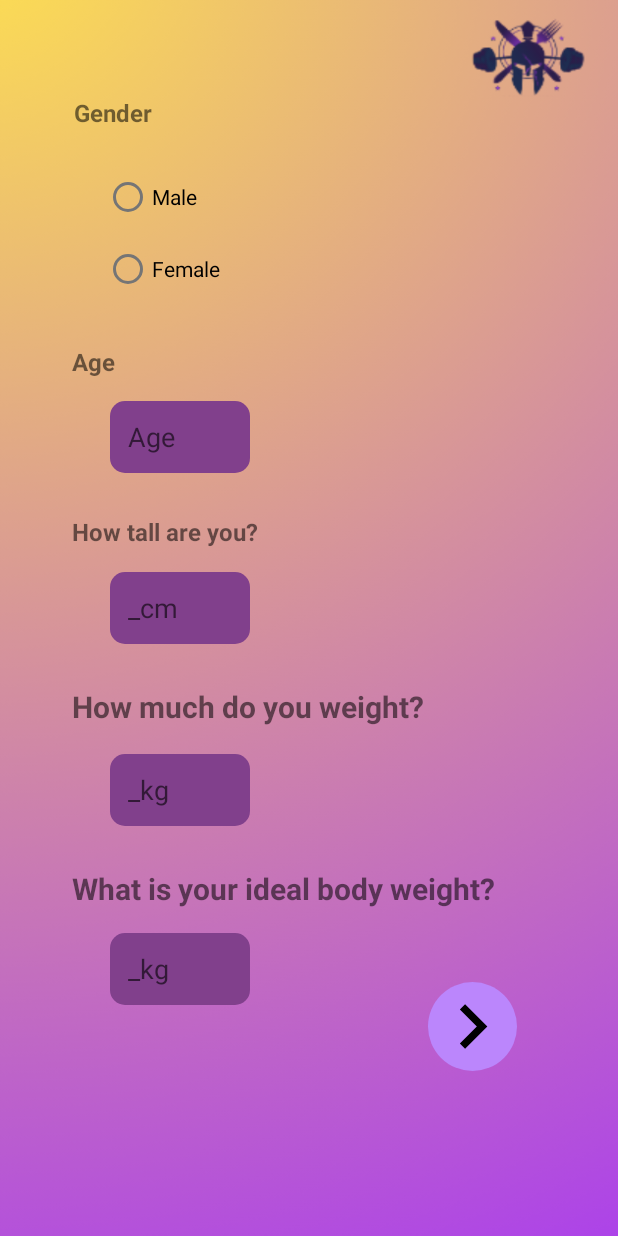
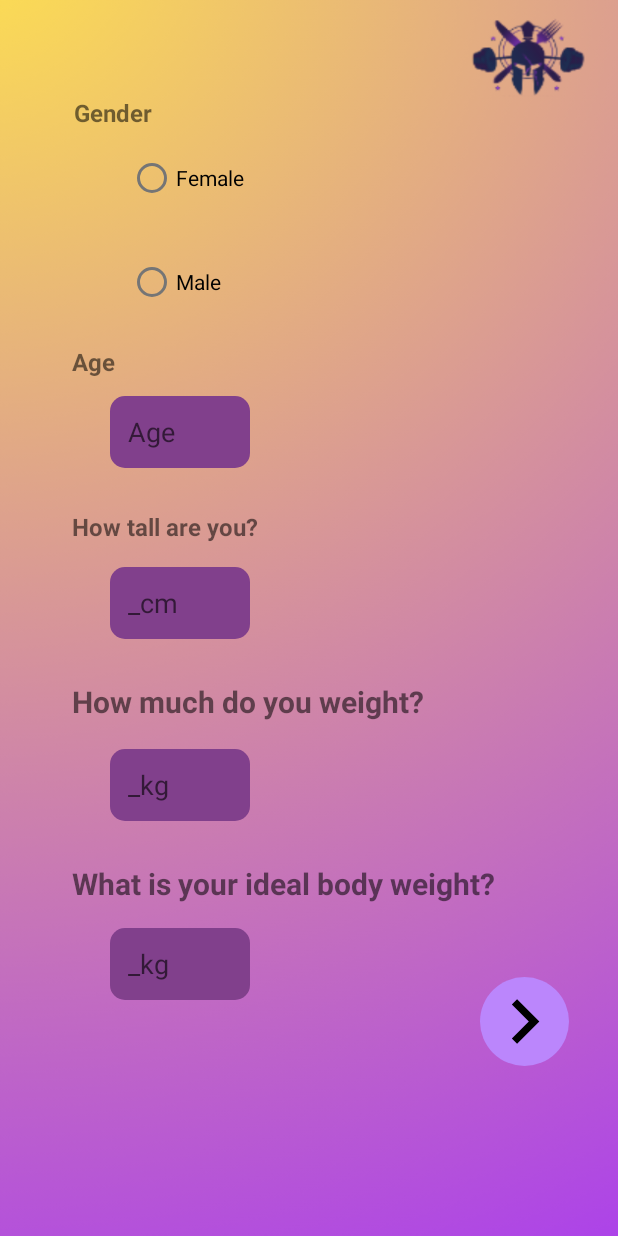
Before and after one commit to MIMIezno/abc, an Android app: the Onboarding3 screen opened directly, with no data from a screen before it, on a phone screen of 412 x 824 dp. Run offline under Robolectric (Android 15) with nearby library versions, the phone set to English and light mode, and no system bars.

Commit message:
REGISTER , LOG IN , fixing onboard3

```diff
--- a/app/src/main/res/layout/activity_onboarding3.xml
+++ b/app/src/main/res/layout/activity_onboarding3.xml
@@ -20,17 +20,18 @@
         app:layout_constraintTop_toTopOf="parent" />
 
 
-    <RadioButton
-        android:id="@+id/btnmale"
-        android:layout_width="wrap_content"
-        android:layout_height="wrap_content"
-        android:layout_marginStart="69dp"
-        android:layout_marginTop="21dp"
-        android:text="Male"
-        android:textColorHighlight="@color/black"
-        android:textColorLink="@color/black"
+    <RadioGroup
+        android:id="@+id/gender"
+        android:layout_width="349dp"
+        android:layout_height="121dp"
+        android:layout_marginStart="16dp"
+        android:layout_marginEnd="224dp"
+        app:layout_constraintBottom_toTopOf="@+id/textView8"
+        app:layout_constraintEnd_toEndOf="parent"
+        app:layout_constraintHorizontal_bias="0.0"
         app:layout_constraintStart_toStartOf="parent"
-        app:layout_constraintTop_toBottomOf="@+id/textView7" />
+        app:layout_constraintTop_toBottomOf="@+id/textView7"
+        app:layout_constraintVertical_bias="0.392">
 
         <RadioButton
             android:id="@+id/btnfemale"
@@ -39,25 +40,35 @@
             android:layout_marginStart="69dp"
             android:text="Female"
             android:textColorHighlight="@color/black"
-        android:textColorLink="@color/black"
-        app:layout_constraintStart_toStartOf="parent"
-        app:layout_constraintTop_toBottomOf="@+id/btnmale" />
+            android:textColorLink="@color/ic_launcher_background" />
 
+        <RadioButton
+            android:id="@+id/btnmale"
+            android:layout_width="101dp"
+            android:layout_height="wrap_content"
+            android:layout_marginStart="69dp"
+            android:layout_marginTop="21dp"
+            android:text="Male"
+            android:textColorHighlight="@color/black"
+            android:textColorLink="@color/ic_launcher_background" />
+
+    </RadioGroup>
 
     <com.google.android.material.textfield.TextInputEditText
         android:id="@+id/Firstname"
         android:layout_width="93dp"
         android:layout_height="48dp"
         android:layout_marginStart="15dp"
-        android:layout_marginTop="64dp"
+        android:layout_marginTop="12dp"
         android:layout_marginEnd="15dp"
         android:background="@drawable/custom_enter"
         android:hint="@string/age"
         android:paddingStart="12dp"
+        android:textColorLink="@color/ic_launcher_background"
         app:layout_constraintEnd_toEndOf="parent"
         app:layout_constraintHorizontal_bias="0.201"
         app:layout_constraintStart_toStartOf="parent"
-        app:layout_constraintTop_toBottomOf="@+id/btnfemale" />
+        app:layout_constraintTop_toBottomOf="@+id/textView8" />
 
     <com.google.android.material.textfield.TextInputEditText
         android:id="@+id/tall"
@@ -155,7 +166,7 @@
     <LinearLayout
         android:layout_width="59dp"
         android:layout_height="59dp"
-        android:layout_marginStart="285dp"
+        android:layout_marginStart="320dp"
         android:layout_marginTop="-15dp"
         android:background="@drawable/circle_btn"
         android:orientation="vertical"
```
Lines whose indentation alone changed are shown as unchanged.
